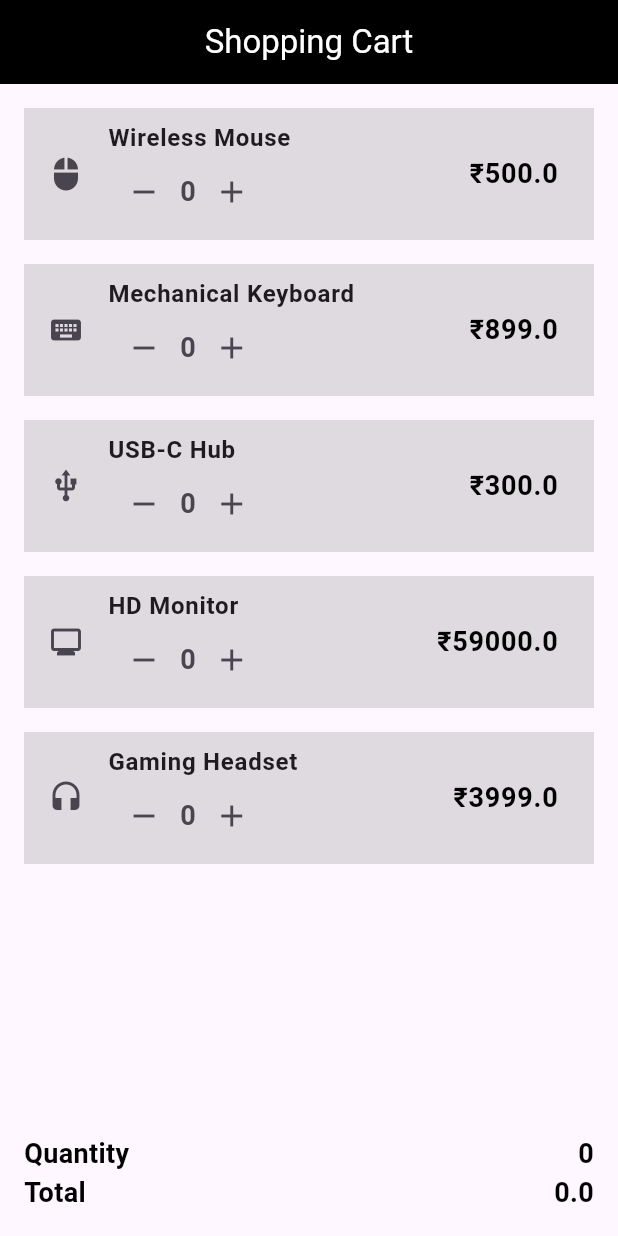
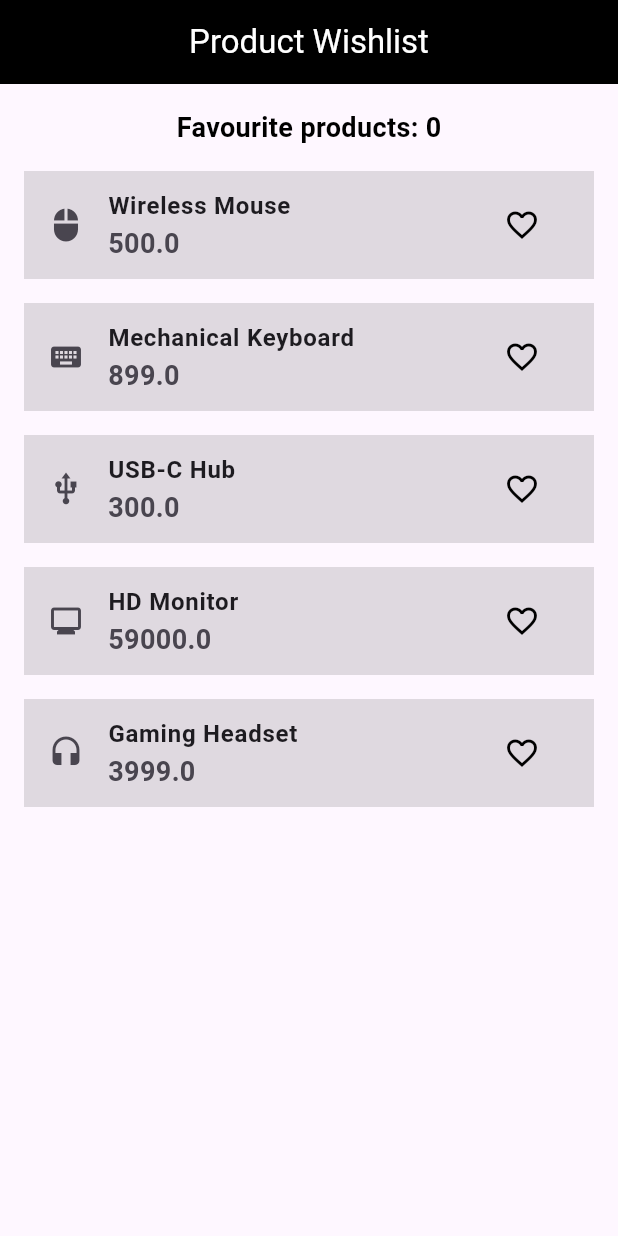
Before and after one commit to Ananduudayan180/flutter-problem-solving, a Flutter app: the screen it shows after launch, on a phone screen of 412 x 824 dp. Run offline on Flutter 3.47's test engine with Material 3 defaults, Android fonts, the phone set to English and light mode, and no system bars.

Commit message:
feat: manage Product Wishlist using ValueNotifier

```diff
--- a/lib/main.dart
+++ b/lib/main.dart
@@ -8,21 +8,21 @@ class Product {
   final String name;
   final double price;
   final IconData image;
-  final int quantity;
+  final bool isFav;
 
   const Product({
     required this.name,
     required this.price,
     required this.image,
-    required this.quantity,
+    required this.isFav,
   });
 
-  Product copyWith(int? quantity) {
+  Product copyWith(bool? isFav) {
     return Product(
       name: name,
       price: price,
       image: image,
-      quantity: quantity ?? this.quantity,
+      isFav: isFav ?? this.isFav,
     );
   }
 }
@@ -79,54 +79,57 @@ class HomePage extends StatefulWidget {
 }
 
 class _HomePageState extends State<HomePage> {
-  List<Product> products = [
+  static final List<Product> _products = [
     Product(
       name: 'Wireless Mouse',
       price: 500,
       image: Icons.mouse,
-      quantity: 0,
+      isFav: false,
     ),
     Product(
       name: 'Mechanical Keyboard',
       price: 899,
       image: Icons.keyboard,
-      quantity: 0,
+      isFav: false,
     ),
-    Product(name: 'USB-C Hub', price: 300, image: Icons.usb, quantity: 0),
+    Product(name: 'USB-C Hub', price: 300, image: Icons.usb, isFav: false),
     Product(
       name: 'HD Monitor',
       price: 59000,
       image: Icons.monitor,
-      quantity: 0,
+      isFav: false,
     ),
     Product(
       name: 'Gaming Headset',
       price: 3999,
       image: Icons.headset,
-      quantity: 0,
+      isFav: false,
     ),
   ];
 
-  MyCart makeCart() {
-    int totalQuantity = 0;
-    double totalPrice = 0;
-
-    for (final e in products) {
-      totalQuantity += e.quantity;
-      totalPrice += e.price * e.quantity;
+  int checkFavCount() {
+    return _productsListNotifier.value.where((e) {
+      return e.isFav;
+    }).length;
   }
 
-    return MyCart(totalQuantity: totalQuantity, totalPrice: totalPrice);
-  }
+  final ValueNotifier<List<Product>> _productsListNotifier = ValueNotifier(
+    _products,
+  );
 
   @override
   Widget build(BuildContext context) {
     return Scaffold(
-      appBar: AppBar(title: Text('Shopping Cart')),
+      appBar: AppBar(title: Text('Product Wishlist')),
       body: Padding(
         padding: const EdgeInsets.symmetric(horizontal: 16, vertical: 16),
-        child: Column(
+        child: ValueListenableBuilder(
+          valueListenable: _productsListNotifier,
+          builder: (context, products, child) {
+            return Column(
               children: [
+                Text('Favourite products: ${checkFavCount()}'),
+                SizedBox(height: 16),
                 Expanded(
                   child: ListView.builder(
                     itemCount: products.length,
@@ -135,44 +138,19 @@ class _HomePageState extends State<HomePage> {
 
                       return ProductTile(
                         product: product,
-                    tapToAdd: () {
-                      setState(() {
-                        products[index] = product.copyWith(
-                          product.quantity + 1,
-                        );
-                      });
-                    },
-                    tapToRemove: () {
-                      setState(() {
-                        if (product.quantity != 0) {
-                          products[index] = product.copyWith(
-                            product.quantity - 1,
-                          );
-                        }
-                      });
+
+                        onPressed: () {
+                          products[index] = product.copyWith(!product.isFav);
+
+                          _productsListNotifier.value = List.from(products);
                         },
                       );
                     },
                   ),
                 ),
-
-            Column(
-              mainAxisAlignment: MainAxisAlignment.end,
-              children: [
-                Row(
-                  mainAxisAlignment: MainAxisAlignment.spaceBetween,
-                  children: [
-                    Text('Quantity'),
-                    Text('${makeCart().totalQuantity}'),
               ],
-                ),
-                Row(
-                  mainAxisAlignment: MainAxisAlignment.spaceBetween,
-                  children: [Text('Total'), Text('${makeCart().totalPrice}')],
-                ),
-              ],
-            ),
-          ],
+            );
+          },
         ),
       ),
     );
@@ -181,13 +159,12 @@ class _HomePageState extends State<HomePage> {
 
 class ProductTile extends StatelessWidget {
   final Product product;
-  final VoidCallback tapToAdd;
-  final VoidCallback tapToRemove;
+  final VoidCallback onPressed;
+
   const ProductTile({
     super.key,
     required this.product,
-    required this.tapToAdd,
-    required this.tapToRemove,
+    required this.onPressed,
   });
 
   @override
@@ -198,21 +175,12 @@ class ProductTile extends StatelessWidget {
         tileColor: Colors.black12,
         leading: Icon(product.image),
         title: Text(product.name),
-        subtitle: SizedBox(
-          child: Row(
-            children: [
-              IconButton(onPressed: tapToRemove, icon: Icon(Icons.remove)),
-              Text(product.quantity.toString()),
-              IconButton(onPressed: tapToAdd, icon: Icon(Icons.add)),
-            ],
-          ),
-        ),
-        trailing: Text(
-          '₹${product.quantity == 0 ? product.price : product.price * product.quantity}',
-          style: TextStyle(
-            color: Colors.black,
-            fontSize: 18,
-            fontWeight: FontWeight.bold,
+        subtitle: Text('${product.price}'),
+        trailing: IconButton(
+          onPressed: onPressed,
+          icon: Icon(
+            product.isFav ? Icons.favorite : Icons.favorite_border,
+            color: product.isFav ? Colors.red : Colors.black,
           ),
         ),
       ),
```
Lines whose indentation alone changed are shown as unchanged.
